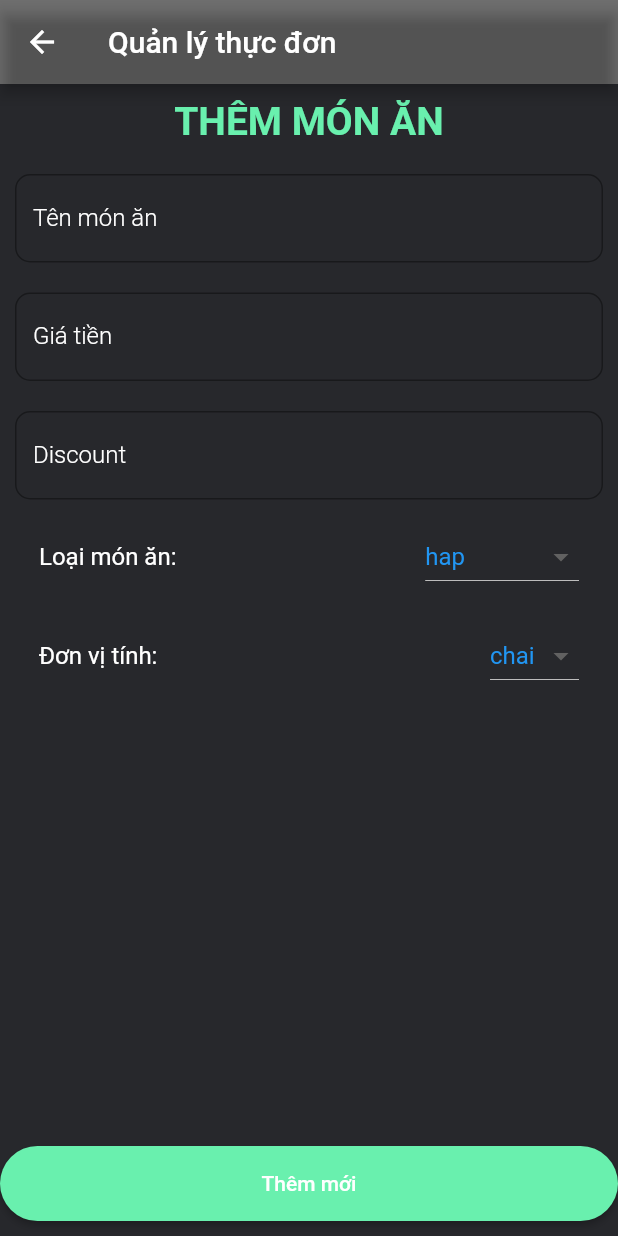
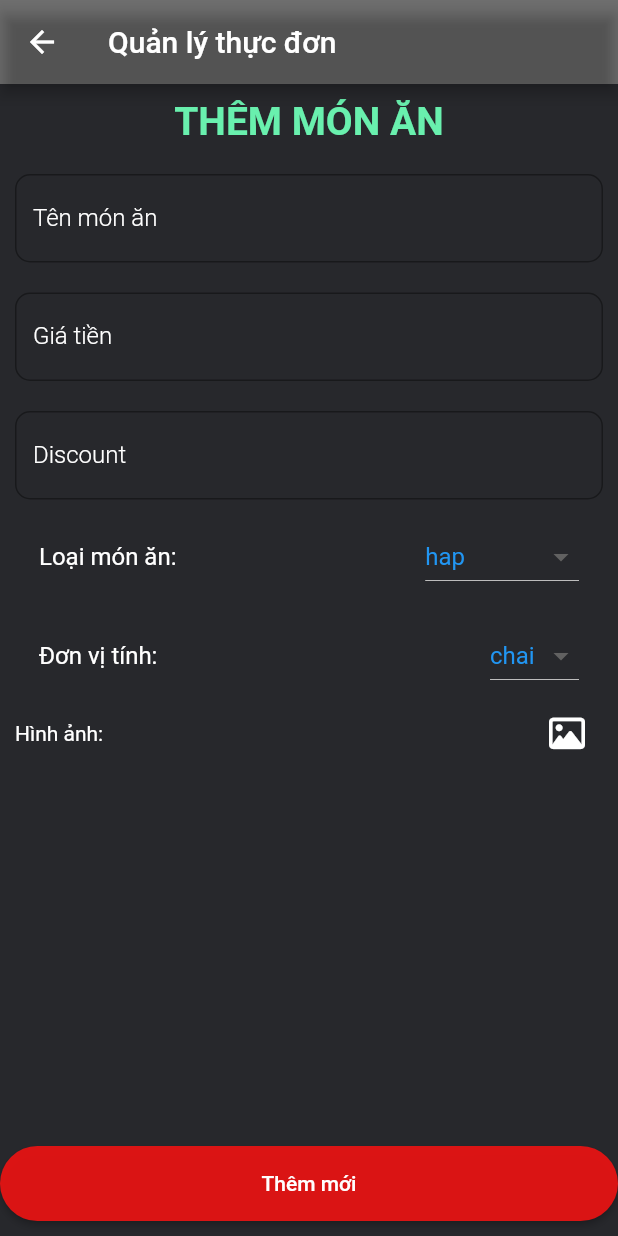
Before and after one commit to BP0901/StarRestaurant, a Flutter app: the EditMenu screen opened directly, on a phone screen of 412 x 824 dp. Run offline on Flutter 3.47's test engine with Material 2 defaults, Android fonts, the phone set to English and light mode, and no system bars; our stand-ins replace cloud_firestore, firebase_auth, firebase_core, firebase_messaging, firebase_storage, flutter_local_notifications and 11 more; missing offline and left inert: dart:ffi, flutter_format_money_vietnam; accounts and stored records are empty.

Commit message:
add image when add food

```diff
--- a/lib/Controller/ManagerController.dart
+++ b/lib/Controller/ManagerController.dart
@@ -3,6 +3,7 @@ import 'package:cloud_firestore/cloud_firestore.dart';
 import 'package:star_restaurant/DAO/MonAnDAO.dart';
 import 'package:star_restaurant/DAO/NhanVienDAO.dart';
 import 'package:star_restaurant/DAO/BanAnDAO.dart';
+import 'package:star_restaurant/Model/MonAn.dart';
 import '../DAO/FirebaseAuth.dart';
 
 class ManagerController {
@@ -55,11 +56,10 @@ class ManagerController {
         id, name, gender, birth, role, onSuccess, onfailure);
   }
 
-  void addFood(String name, String image, int price, int discount, String type,
-      String unit, Function onSuccess, Function(String) onfailure) async {
+  void addFood(MonAn monAn, Function onSuccess, Function(String) onfailure) async {
     try {
       monAnDAO.add(
-          name, image, price, discount, type, unit, onSuccess, onfailure);
+          monAn, onSuccess, onfailure);
     } catch (e) {}
   }
 
--- a/lib/Model/MonAn.dart
+++ b/lib/Model/MonAn.dart
@@ -1,10 +1,12 @@
-class MonAn{
+class MonAn {
   String id;
   String name;
   String image;
   int price;
   String unit;
+  String type;
   int discount;
 
-  MonAn(this.id, this.name, this.image, this.price, this.unit, this.discount);
+  MonAn(this.id, this.name, this.image, this.price, this.unit, this.discount,
+      this.type);
 }
--- a/lib/Screen/Manager/MenuScreen/EditMenuAxtivity.dart
+++ b/lib/Screen/Manager/MenuScreen/EditMenuAxtivity.dart
@@ -1,7 +1,13 @@
+import 'dart:io';
+
+import 'package:firebase_storage/firebase_storage.dart';
 import 'package:flutter/material.dart';
 import 'package:cloud_firestore/cloud_firestore.dart';
-import 'package:flutter/services.dart';
-import 'package:intl/intl.dart';
+import 'package:fluttertoast/fluttertoast.dart';
+import 'package:font_awesome_flutter/font_awesome_flutter.dart';
+import 'package:image_picker/image_picker.dart';
+import 'package:permission_handler/permission_handler.dart';
+import 'package:star_restaurant/Model/MonAn.dart';
 import '../../../Components/flash_message.dart';
 import '../../../Util/Constants.dart';
 import '../../../Controller/ManagerController.dart';
@@ -14,17 +20,19 @@ class EditMenu extends StatefulWidget {
 }
 
 class _editMenu extends State<EditMenu> {
+  bool isLoading = false;
+  String imageName = "";
+  String imageUrl = "";
   DocumentSnapshot? food;
-
+  File? imageFile;
   ManagerController controller = ManagerController();
-  final GlobalKey<ScaffoldState> _scaffoldKey = new GlobalKey<ScaffoldState>();
+  final GlobalKey<ScaffoldState> _scaffoldKey = GlobalKey<ScaffoldState>();
   final _nameEditingController = TextEditingController();
   final _priceEditingController = TextEditingController();
   final _discountEditingController = TextEditingController();
   String _type = 'hap';
   String _name = '';
   int _price = 0;
-  String _image = '';
   String _unit = 'chai';
   String _fid = '';
   int _discount = 0;
@@ -40,7 +48,7 @@ class _editMenu extends State<EditMenu> {
       value: value,
       child: Text(
         value,
-        style: TextStyle(color: Colors.blue),
+        style: const TextStyle(color: Colors.blue),
       ),
     );
   }).toList();
@@ -53,7 +61,7 @@ class _editMenu extends State<EditMenu> {
       value: value,
       child: Text(
         value,
-        style: TextStyle(color: Colors.blue),
+        style: const TextStyle(color: Colors.blue),
       ),
     );
   }).toList();
@@ -68,7 +76,7 @@ class _editMenu extends State<EditMenu> {
       _price = food?.get('price');
       _unit = food?.get('unit');
       _discount = food?.get('discount');
-      _image = food?.get('image');
+      imageUrl = food?.get('image');
       _nameEditingController.text = _name;
       // _priceEditingController.text = _username;
       // _dateEditingController.text=DateFormat.yMd().format(this._birth);
@@ -84,27 +92,34 @@ class _editMenu extends State<EditMenu> {
             title: const Text('Quản lý thực đơn'),
           ),
           key: _scaffoldKey,
-          body: SafeArea(
+          body: isLoading
+              ? const Center(
+                  child: CircularProgressIndicator(
+                    backgroundColor: Colors.transparent,
+                    valueColor: AlwaysStoppedAnimation<Color>(kPrimaryColor),
+                  ),
+                )
+              : SafeArea(
                   child: Container(
                     color: kSupColor,
-              padding:
-                  EdgeInsets.only(right: 10, bottom: 20, left: 10, top: 10),
+                    padding: const EdgeInsets.only(
+                        right: 10, bottom: 20, left: 10, top: 10),
                     child: Column(
                       children: [
-                  Text(
+                        const Text(
                           'THÊM MÓN ĂN',
                           style: TextStyle(
                               color: kSuccessColor,
                               fontWeight: FontWeight.bold,
                               fontSize: 26),
                         ),
-                  Padding(padding: EdgeInsets.only(bottom: 20)),
+                        const Padding(padding: EdgeInsets.only(bottom: 20)),
                         TextField(
-                    style: TextStyle(
+                          style: const TextStyle(
                               color: Colors.white, fontWeight: FontWeight.w300),
                           controller: _nameEditingController,
                           onChanged: (text) {
-                      this.setState(() {
+                            setState(() {
                               _name =
                                   text; //when state changed => build() rerun => reload widget
                             });
@@ -159,7 +174,7 @@ class _editMenu extends State<EditMenu> {
                             labelStyle: TextStyle(color: Colors.white),
                           ),
                         ),
-                  Padding(padding: EdgeInsets.only(bottom: 10)),
+                        const Padding(padding: EdgeInsets.only(bottom: 10)),
                         ListTile(
                           title: const Text(
                             'Loại món ăn:',
@@ -175,7 +190,7 @@ class _editMenu extends State<EditMenu> {
                             items: _dropDownLoaiMon,
                           ),
                         ),
-                  Padding(padding: EdgeInsets.only(bottom: 10)),
+                        const Padding(padding: EdgeInsets.only(bottom: 10)),
                         ListTile(
                           title: const Text(
                             'Đơn vị tính:',
@@ -191,27 +206,48 @@ class _editMenu extends State<EditMenu> {
                             items: _dropDownDonVi,
                           ),
                         ),
+                        Row(
+                          mainAxisAlignment: MainAxisAlignment.spaceBetween,
+                          children: [
+                            const Text(
+                              "Hình ảnh: ",
+                              style: TextStyle(color: Colors.white),
+                            ),
+                            Text(
+                              imageName,
+                              style: const TextStyle(color: Colors.white),
+                            ),
+                            IconButton(
+                              onPressed: getImage,
+                              icon: const FaIcon(
+                                FontAwesomeIcons.image,
+                                color: Colors.white,
+                              ),
+                            ),
+                          ],
+                        )
                       ],
                     ),
                   ),
                 ),
           bottomNavigationBar: Container(
             color: kSupColor,
-            padding: EdgeInsets.only(bottom: 10),
+            padding: const EdgeInsets.only(bottom: 10),
             child: MaterialButton(
               shape: const RoundedRectangleBorder(
                 borderRadius: BorderRadius.all(Radius.circular(40)),
               ),
-              padding: EdgeInsets.all(10),
+              padding: const EdgeInsets.all(10),
               height: 50,
-              color: kSuccessColor,
+              color: kPrimaryColor,
               minWidth: double.infinity,
               onPressed: () {
-                controller.addFood(
-                    _name, _image, _price, _discount, _type, _unit, () {
+                MonAn monAn =
+                    MonAn("", _name, imageUrl, _price, _unit, _discount, _type);
+                controller.addFood(monAn, () {
                   Navigator.pop(context);
                   ScaffoldMessenger.of(context).showSnackBar(
-                    SnackBar(
+                    const SnackBar(
                       content: FlashMessageScreen(
                           type: "Thông báo",
                           content: "Cập nhật thành công!",
@@ -236,9 +272,9 @@ class _editMenu extends State<EditMenu> {
                   );
                 });
               },
-              child: Text(
+              child: const Text(
                 'Thêm mới',
-                style: const TextStyle(color: Colors.white),
+                style: TextStyle(color: Colors.white),
               ),
             ),
           ));
@@ -252,8 +288,8 @@ class _editMenu extends State<EditMenu> {
           body: SafeArea(
             child: Container(
               color: kSupColor,
-              padding:
-              EdgeInsets.only(right: 10, bottom: 20, left: 10, top: 10),
+              padding: const EdgeInsets.only(
+                  right: 10, bottom: 20, left: 10, top: 10),
               child: Column(
                 children: [
                   const Text(
@@ -263,13 +299,13 @@ class _editMenu extends State<EditMenu> {
                         fontWeight: FontWeight.bold,
                         fontSize: 26),
                   ),
-                  Padding(padding: EdgeInsets.only(bottom: 20)),
+                  const Padding(padding: EdgeInsets.only(bottom: 20)),
                   TextField(
-                    style: TextStyle(
+                    style: const TextStyle(
                         color: Colors.white, fontWeight: FontWeight.w300),
                     controller: _nameEditingController,
                     onChanged: (text) {
-                      this.setState(() {
+                      setState(() {
                         _name =
                             text; //when state changed => build() rerun => reload widget
                       });
@@ -324,7 +360,7 @@ class _editMenu extends State<EditMenu> {
                       labelStyle: TextStyle(color: Colors.white),
                     ),
                   ),
-                  Padding(padding: EdgeInsets.only(bottom: 10)),
+                  const Padding(padding: EdgeInsets.only(bottom: 10)),
                   ListTile(
                     title: const Text(
                       'Loại món ăn:',
@@ -340,7 +376,7 @@ class _editMenu extends State<EditMenu> {
                       items: _dropDownLoaiMon,
                     ),
                   ),
-                  Padding(padding: EdgeInsets.only(bottom: 10)),
+                  const Padding(padding: EdgeInsets.only(bottom: 10)),
                   ListTile(
                     title: const Text(
                       'Đơn vị tính:',
@@ -362,18 +398,18 @@ class _editMenu extends State<EditMenu> {
           ),
           bottomNavigationBar: Container(
             color: kSupColor,
-            padding: EdgeInsets.only(bottom: 10),
+            padding: const EdgeInsets.only(bottom: 10),
             child: MaterialButton(
               shape: const RoundedRectangleBorder(
                 borderRadius: BorderRadius.all(Radius.circular(40)),
               ),
-              padding: EdgeInsets.all(10),
+              padding: const EdgeInsets.all(10),
               height: 50,
               color: kSuccessColor,
               minWidth: double.infinity,
               onPressed: () {
-                controller.updateFood(_fid,
-                    _name, _image, _price, _discount, _type, _unit, () {
+                controller.updateFood(
+                    _fid, _name, imageUrl, _price, _discount, _type, _unit, () {
                   Navigator.pop(context);
                   ScaffoldMessenger.of(context).showSnackBar(
                     const SnackBar(
@@ -401,12 +437,53 @@ class _editMenu extends State<EditMenu> {
                   );
                 });
               },
-              child: Text(
+              child: const Text(
                 'Cập nhật',
-                style: const TextStyle(color: Colors.white),
+                style: TextStyle(color: Colors.white),
               ),
             ),
           ));
     }
   }
+
+  Future getImage() async {
+    ImagePicker imagePicker = ImagePicker();
+    PickedFile? pickedFile;
+    var status = await Permission.storage.status;
+    if (status.isGranted) {
+      // ignore: deprecated_member_use
+      pickedFile = await imagePicker.getImage(source: ImageSource.gallery);
+      if (pickedFile != null) {
+        imageFile = File(pickedFile.path);
+
+        if (imageFile != null) {
+          setState(() {
+            isLoading = true;
+          });
+          uploadFile();
         }
+      }
+    } else {
+      await Permission.storage.request();
+    }
+  }
+
+  Future uploadFile() async {
+    String fileName = DateTime.now().millisecondsSinceEpoch.toString();
+    Reference reference = FirebaseStorage.instance.ref().child(fileName);
+    UploadTask uploadTask = reference.putFile(imageFile!);
+
+    try {
+      TaskSnapshot snapshot = await uploadTask;
+      imageUrl = await snapshot.ref.getDownloadURL();
+      setState(() {
+        isLoading = false;
+      });
+    } on FirebaseException catch (e) {
+      setState(() {
+        isLoading = false;
+      });
+      Fluttertoast.showToast(msg: e.message ?? e.toString());
+    }
+  }
+}
--- a/lib/Screen/Manager/MenuScreen/MenuActivity.dart
+++ b/lib/Screen/Manager/MenuScreen/MenuActivity.dart
@@ -23,22 +23,22 @@ class _MenuPage extends State<MenuPage> {
     _cateIndex = chooseIndex;
   }
 
-  final GlobalKey<ScaffoldState> _scaffoldKey = new GlobalKey<ScaffoldState>();
+  final GlobalKey<ScaffoldState> _scaffoldKey = GlobalKey<ScaffoldState>();
   @override
   Widget build(BuildContext context) {
     //In this lesson, we need to add AppBar and more "Add" button
     //This must be Scaffold!. not MaterialApp !
     return Scaffold(
-      drawer: DrawerMGTM(),
+      drawer: const DrawerMGTM(),
       appBar: AppBar(
         backgroundColor: kAppBarColor,
         title: const Text('Quản lý thực đơn'),
         actions: <Widget>[
           IconButton(
-            icon: Icon(Icons.add),
+            icon: const Icon(Icons.add),
             onPressed: () {
               Navigator.of(context).push(MaterialPageRoute(
-                  builder: (context) => EditMenu(
+                  builder: (context) => const EditMenu(
                         food: null,
                       ) //you can send parameters using constructor
                   ));
--- a/pubspec.yaml
+++ b/pubspec.yaml
@@ -53,6 +53,10 @@ dependencies:
   http: ^0.13.4
   firebase_analytics: any
   google_fonts: ^2.1.0
+  image_picker: ^0.8.4
+  firebase_storage: ^10.0.3
+  fluttertoast: ^8.0.8
+  permission_handler: ^9.2.0
 
 dev_dependencies:
   flutter_test:
```
Also changed, not shown: lib/DAO/MonAnDAO.dart (+11 -15 lines), pubspec.lock, 1 other file. Lines whose indentation alone changed are shown as unchanged.
